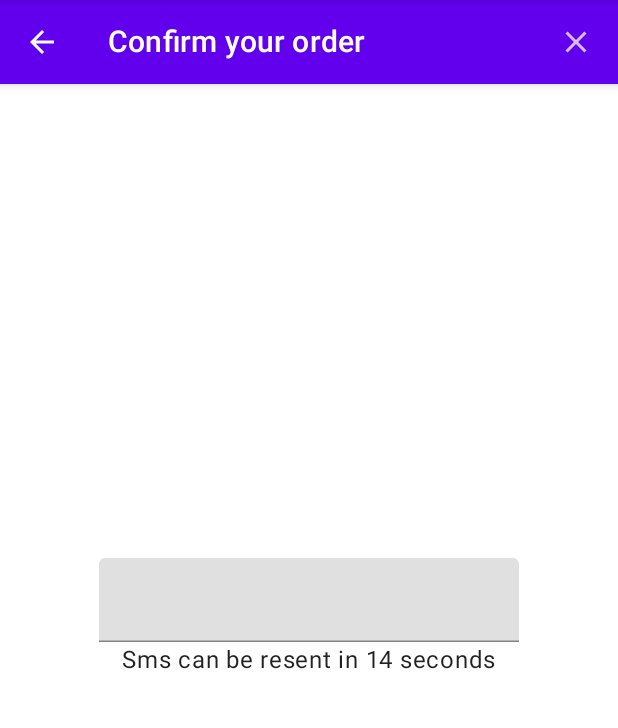
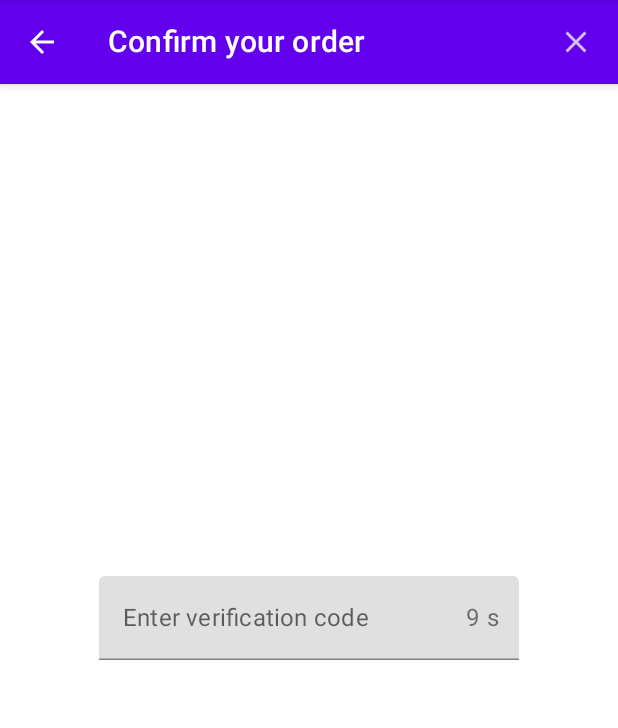
Before and after one commit to mykms/CryptoStore, an Android app built with Jetpack Compose: the fragment OrderFragment shown on its own in the app's theme, after a tap on "Order", on a phone screen of 412 x 824 dp, the part 84-812 px from its top. Run offline under Robolectric (Android 15) with nearby library versions, the phone set to English and light mode, and no system bars; 1 statement that could not run was skipped.

Commit message:
some stuff

```diff
--- a/app/src/main/java/com/apro/crypto/main/models/MainEvent.kt
+++ b/app/src/main/java/com/apro/crypto/main/models/MainEvent.kt
@@ -6,10 +6,10 @@ import com.apro.crypto.mvi.Event
 import com.apro.crypto.sort.models.SortType
 
 class ShowToast(val text: String) : Event
-class OpenDetails(val bundle: Bundle) : Event
 class ShowSnackbar(val message: String, val coin: Coin? = null) : Event
 object GoBackEvent : Event
 object RequestFocus : Event
 object KeyboardClose : Event
 object OpenSortEvent : Event
 class OpenSortResult(val sortType: SortType) : Event
+class OpenDetails(val bundle: Bundle) : Event
--- a/app/src/main/java/com/apro/crypto/order/OrderFragment.kt
+++ b/app/src/main/java/com/apro/crypto/order/OrderFragment.kt
@@ -47,7 +47,7 @@ class OrderFragment : Fragment(), AndroidScopeComponent {
                     }
                     is GoBackEvent -> traits.navigator.onBackPressed()
                     is ShowToast -> showToast(event.text)
-                    is RequestFocus -> view?.post { focusRequester.requestFocus() }
+                    is RequestFocus -> focusRequester.requestFocus()
                     is KeyboardClose -> {
                         val input = requireContext().getSystemService<InputMethodManager>()
                         input?.hideSoftInputFromWindow(requireView().windowToken, 0)
--- a/app/src/main/java/com/apro/crypto/order/OrderMiddleware.kt
+++ b/app/src/main/java/com/apro/crypto/order/OrderMiddleware.kt
@@ -47,6 +47,7 @@ class OrderMiddleware(
                     } catch (error: Throwable) {
                         emit(OrderEffect.BusyStateChange(false))
                         emit(OrderEffect.ResetSMSText)
+                        delay(500) // crash when requesting focus
                         sendEvent(ShowToast(error.message ?: ""))
                         sendEvent(RequestFocus)
                     }
@@ -68,6 +69,6 @@ class OrderMiddleware(
         }
 
     companion object {
-        private const val SECONDS = 15
+        private const val SECONDS = 10
     }
 }
--- a/app/src/main/java/com/apro/crypto/order/screens/OrderSMSVerificationScreen.kt
+++ b/app/src/main/java/com/apro/crypto/order/screens/OrderSMSVerificationScreen.kt
@@ -1,13 +1,11 @@
 package com.apro.crypto.order.screens
 
-import androidx.compose.animation.AnimatedVisibility
 import androidx.compose.animation.ExperimentalAnimationApi
 import androidx.compose.foundation.layout.*
 import androidx.compose.foundation.text.KeyboardOptions
-import androidx.compose.material.Button
-import androidx.compose.material.CircularProgressIndicator
-import androidx.compose.material.Text
-import androidx.compose.material.TextField
+import androidx.compose.material.*
+import androidx.compose.material.icons.Icons
+import androidx.compose.material.icons.filled.Refresh
 import androidx.compose.runtime.Composable
 import androidx.compose.ui.Alignment
 import androidx.compose.ui.Modifier
@@ -35,9 +33,6 @@ fun OrderSMSVerificationScreen(
             .fillMaxWidth()
             .fillMaxHeight()
     ) {
-        AnimatedVisibility(visible = state.isBusy) {
-            CircularProgressIndicator()
-        }
         TextField(
             value = state.smsCode,
             onValueChange = {
@@ -45,19 +40,33 @@ fun OrderSMSVerificationScreen(
             },
             keyboardOptions = KeyboardOptions.Default.copy(keyboardType = KeyboardType.Number),
             enabled = state.isBusy.not(),
-            modifier = Modifier
-                .focusRequester(focusRequester)
-        )
-        if (state.canResendSms.not() && state.isBusy.not()) {
-            Text(text = "Sms can be resent in ${state.secondsToResend} seconds")
-        } else {
-            AnimatedVisibility(visible = state.isBusy.not()) {
-                Button(onClick = {
-                    viewModel(OrderAction.Buy())
-                }, modifier = Modifier.padding(16.dp)) {
-                    Text("Send SMS code")
+            modifier = Modifier.focusRequester(focusRequester),
+            singleLine = true,
+            maxLines = 1,
+            placeholder = {
+                Text(text = "Enter verification code")
+            },
+            trailingIcon = {
+                when {
+                    state.isBusy -> CircularProgressIndicator(
+                        modifier = Modifier.size(20.dp)
+                    )
+                    state.canResendSms.not() ->
+                        Text(text = "${state.secondsToResend} s")
+                    else ->
+                        IconButton(onClick = {
+                            viewModel(OrderAction.Buy())
+                        }) {
+                            Icon(
+                                imageVector = Icons.Default.Refresh,
+                                contentDescription = null,
+                                tint = MaterialTheme.colors.primary
+                            )
+                        }
+
                 }
             }
-        }
+        )
+
     }
 }
```
Also changed, not shown: app/src/main/java/com/apro/crypto/main/MainScreen.kt (+8 -6 lines).
